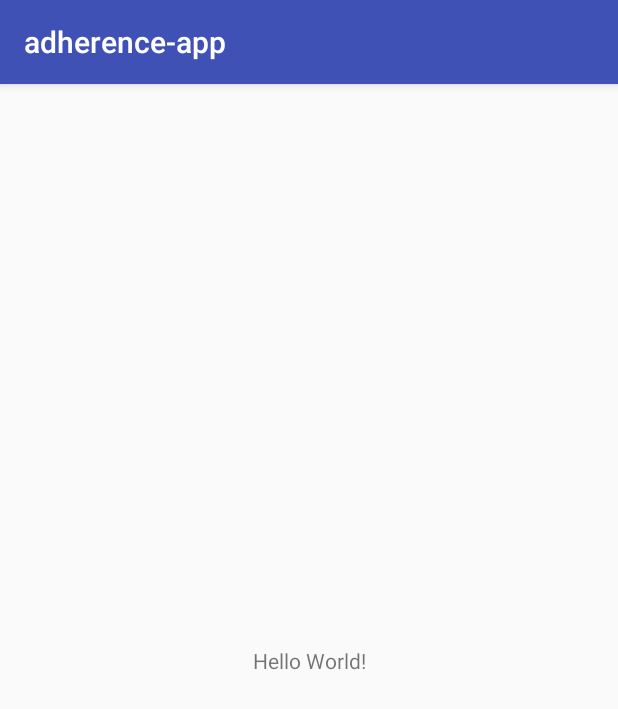
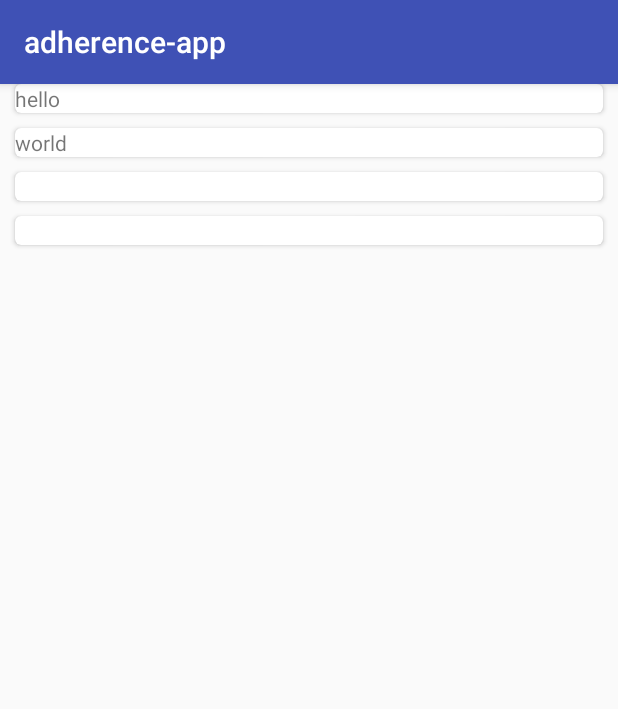
Before and after one commit to Betakuma-Squad/adherence-app, an Android app: the screen it shows after launch (MainActivity), on a phone screen of 412 x 824 dp. Shown: the top 709 px of the screen. Run offline under Robolectric (Android 15) with nearby library versions, the phone set to English and light mode, and no system bars.

Commit message:
added basic recyclerview

```diff
--- a/app/build.gradle
+++ b/app/build.gradle
@@ -22,6 +22,8 @@ dependencies {
     implementation fileTree(dir: 'libs', include: ['*.jar'])
     implementation 'com.android.support:appcompat-v7:27.1.1'
     implementation 'com.android.support.constraint:constraint-layout:1.1.3'
+    implementation 'com.android.support:recyclerview-v7:27.1.1'
+    implementation 'com.android.support:cardview-v7:27.1.1'
     testImplementation 'junit:junit:4.12'
     androidTestImplementation 'com.android.support.test:runner:1.0.2'
     androidTestImplementation 'com.android.support.test.espresso:espresso-core:3.0.2'
--- /dev/null
+++ b/app/src/main/java/com/squad/betakua/adherence_app/AdherenceAdapter.java
@@ -0,0 +1,59 @@
+package com.squad.betakua.adherence_app;
+
+import android.support.v7.widget.CardView;
+import android.support.v7.widget.RecyclerView;
+import android.view.LayoutInflater;
+import android.view.ViewGroup;
+import android.widget.TextView;
+
+/**
+ * Created by sherryuan on 2018-09-14.
+ */
+
+public class AdherenceAdapter extends RecyclerView.Adapter<AdherenceAdapter.AdherenceViewHolder> {
+    private String[] mDataset;
+
+    // Provide a reference to the views for each data item
+    // Complex data items may need more than one view per item, and
+    // you provide access to all the views for a data item in a view holder
+    public static class AdherenceViewHolder extends RecyclerView.ViewHolder {
+        // each data item is just a string in this case
+        public TextView mTextView;
+
+        public AdherenceViewHolder(CardView v) {
+            super(v);
+            mTextView = v.findViewById(R.id.info_text);
+        }
+    }
+
+    // Provide a suitable constructor (depends on the kind of dataset)
+    public AdherenceAdapter(String[] myDataset) {
+        mDataset = myDataset;
+    }
+
+    // Create new views (invoked by the layout manager)
+    @Override
+    public AdherenceAdapter.AdherenceViewHolder onCreateViewHolder(ViewGroup parent,
+                                                            int viewType) {
+        // create a new view
+        CardView v = (CardView) LayoutInflater.from(parent.getContext())
+                .inflate(R.layout.view_adherence_list_card, parent, false);
+        AdherenceViewHolder vh = new AdherenceViewHolder(v);
+        return vh;
+    }
+
+    // Replace the contents of a view (invoked by the layout manager)
+    @Override
+    public void onBindViewHolder(AdherenceViewHolder holder, int position) {
+        // - get element from your dataset at this position
+        // - replace the contents of the view with that element
+        holder.mTextView.setText(mDataset[position]);
+
+    }
+
+    // Return the size of your dataset (invoked by the layout manager)
+    @Override
+    public int getItemCount() {
+        return mDataset.length;
+    }
+}
--- a/app/src/main/java/com/squad/betakua/adherence_app/MainActivity.java
+++ b/app/src/main/java/com/squad/betakua/adherence_app/MainActivity.java
@@ -1,13 +1,35 @@
 package com.squad.betakua.adherence_app;
 
+import android.os.Bundle;
 import android.support.v7.app.AppCompatActivity;
-import android.os.Bundle;
+import android.support.v7.widget.LinearLayoutManager;
+import android.support.v7.widget.RecyclerView;
 
 public class MainActivity extends AppCompatActivity {
+
+    private RecyclerView mRecyclerView;
+    private RecyclerView.Adapter mAdapter;
+    private RecyclerView.LayoutManager mLayoutManager;
+    String[] myDataset = new String[4];
 
     @Override
     protected void onCreate(Bundle savedInstanceState) {
         super.onCreate(savedInstanceState);
         setContentView(R.layout.activity_main);
+        mRecyclerView = findViewById(R.id.my_recycler_view);
+
+        // use this setting to improve performance if you know that changes
+        // in content do not change the layout size of the RecyclerView
+        mRecyclerView.setHasFixedSize(true);
+
+        // use a linear layout manager
+        mLayoutManager = new LinearLayoutManager(this);
+        mRecyclerView.setLayoutManager(mLayoutManager);
+
+        // specify an adapter (see also next example)
+        myDataset[0] = "hello";
+        myDataset[1] = "world";
+        mAdapter = new AdherenceAdapter(myDataset);
+        mRecyclerView.setAdapter(mAdapter);
     }
 }
--- a/app/src/main/res/layout/activity_main.xml
+++ b/app/src/main/res/layout/activity_main.xml
@@ -6,13 +6,10 @@
     android:layout_height="match_parent"
     tools:context="com.squad.betakua.adherence_app.MainActivity">
 
-    <TextView
-        android:layout_width="wrap_content"
-        android:layout_height="wrap_content"
-        android:text="Hello World!"
-        app:layout_constraintBottom_toBottomOf="parent"
-        app:layout_constraintLeft_toLeftOf="parent"
-        app:layout_constraintRight_toRightOf="parent"
-        app:layout_constraintTop_toTopOf="parent" />
+    <android.support.v7.widget.RecyclerView
+        android:id="@+id/my_recycler_view"
+        android:scrollbars="vertical"
+        android:layout_width="match_parent"
+        android:layout_height="match_parent"/>
 
 </android.support.constraint.ConstraintLayout>
--- /dev/null
+++ b/app/src/main/res/layout/view_adherence_list_card.xml
@@ -0,0 +1,17 @@
+<?xml version="1.0" encoding="utf-8"?>
+<android.support.v7.widget.CardView
+    xmlns:card_view="http://schemas.android.com/apk/res-auto"
+    xmlns:android="http://schemas.android.com/apk/res/android"
+    android:id="@+id/card_view"
+    android:layout_gravity="center"
+    android:layout_width="match_parent"
+    android:layout_marginHorizontal="10dp"
+    android:padding="10dp"
+    android:layout_marginBottom="10dp"
+    android:layout_height="wrap_content"
+    card_view:cardCornerRadius="4dp">
+        <TextView
+            android:id="@+id/info_text"
+            android:layout_width="match_parent"
+            android:layout_height="match_parent" />
+    </android.support.v7.widget.CardView>
```
